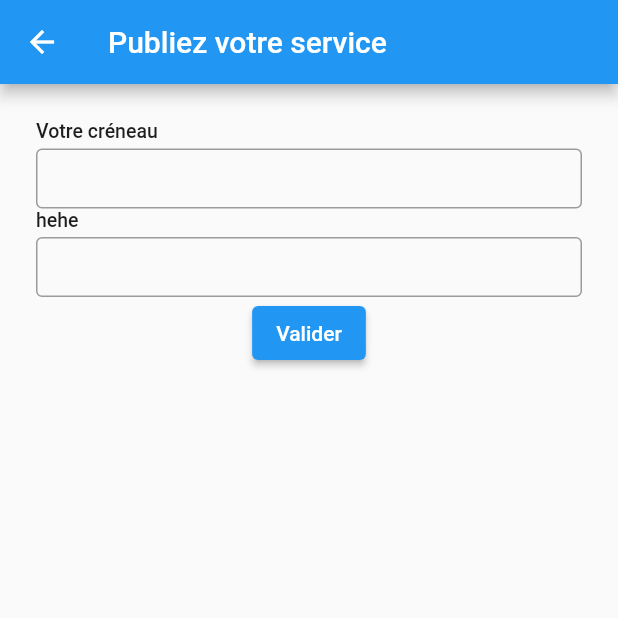
After one commit to pseudoO97/flutterApp, a Flutter app: the FormAddService screen opened by its route, after a tap on "Valider", on a phone screen of 412 x 824 dp, the top half of it. The commit adds this screen. Run offline on Flutter 3.47's test engine with Material 2 defaults, Android fonts, the phone set to English and light mode, and no system bars; our stand-ins replace cloud_firestore, email_validator, firebase_auth, firebase_core, flutter_platform_widgets, getwidget and 1 more; missing offline and left inert: new_version; accounts and stored records are empty.

Commit message:
feat(back): add a service as a professional

```diff
--- a/lib/routes.dart
+++ b/lib/routes.dart
@@ -4,6 +4,7 @@ import 'package:hilmy/ui/auth/register/individual_register.dart';
 import 'package:hilmy/ui/auth/register/professional_register.dart';
 import 'package:hilmy/ui/auth/sign_in_screen.dart';
 import 'package:hilmy/ui/home_screen.dart';
+import 'package:hilmy/ui/professional/form_add_service.dart';
 import 'package:hilmy/ui/splash/splash_screen.dart';
 
 class Routes {
@@ -15,6 +16,7 @@ class Routes {
   static const String bridge = '/choice';
   static const String professionalRegister = '/professionalRegister';
   static const String individualRegister = '/individualRegister';
+  static const String formAddService = '/formAddService';
 
   static final routes = <String, WidgetBuilder>{
     splash: (BuildContext context) => SplashScreen(),
@@ -23,6 +25,8 @@ class Routes {
     bridge: (BuildContext context) => Bridge(),
     professionalRegister : (BuildContext context) => ProfessionalRegister(),
     individualRegister: (BuildContext context) => IndividualRegister(),
+    formAddService: (BuildContext context) => FormAddService(),
+
 
   };
 }
--- a/lib/services/firestore_database.dart
+++ b/lib/services/firestore_database.dart
@@ -79,4 +79,21 @@ class FirestoreDatabase {
           ServiceModel.fromMap(data, documentId),
     );
   }
+
+   Future<void> addService({
+      required String id,
+      }) async =>
+      await _firestoreService.set(
+        path: FirestorePath.service(id),
+        data: {'_created': true, '_date_publication' : Timestamp.now(), 'hour': null, 'hehe': null},
+      );
+    Future<void> updateService({
+        required String attribute,
+      required dynamic value,
+      required String id,
+      }) async =>
+      await _firestoreService.update(
+        path: FirestorePath.service(id),
+        data: {attribute: value},
+      );
 }
--- a/lib/ui/home_screen.dart
+++ b/lib/ui/home_screen.dart
@@ -35,7 +35,11 @@ class _HomeScreenState extends State<HomeScreen> {
                   return const Text("Something went wrong");
                 } else if (snapshot.connectionState == ConnectionState.waiting) {
                   return const Center(
-                    child: Text('Loading...')
+                    child: Scaffold(
+                      body: Center(
+                        child: Text('Loading'),
+                      ),
+                    ),
                   );
                 }
                 final DocumentSnapshot<Object?> user =
--- /dev/null
+++ b/lib/ui/professional/form_add_service.dart
@@ -0,0 +1,43 @@
+import 'package:flutter/material.dart';
+import 'package:hilmy/constants/app_colors.dart';
+import 'package:hilmy/routes.dart';
+import 'package:hilmy/ui/widgets/form/text_input.dart';
+
+class FormAddService extends StatefulWidget {
+  const FormAddService({ Key? key }) : super(key: key);
+
+  @override
+  State<FormAddService> createState() => _FormAddServiceState();
+}
+
+class _FormAddServiceState extends State<FormAddService> {
+  static final _formKey = new GlobalKey<FormState>();
+  @override
+  Widget build(BuildContext context) {
+    return Scaffold(
+      appBar: AppBar(
+        title: const Text('Publiez votre service'),
+      ),
+      body: Padding(
+        padding: const EdgeInsets.all(24.0),
+        child: Form(
+           key: _formKey,
+          child: Column(
+            children: [
+              const TextInput(label: 'Votre créneau', isRequired: false, attribute: 'hour'),
+              const TextInput(label: 'hehe', isRequired: false, attribute: 'hehe'),
+              ElevatedButton(
+          child: const Text('Valider'),
+          onPressed: () => {
+            if (_formKey.currentState!.validate()) {
+              _formKey.currentState!.save(),
+            }
+          },
+        ),
+            ],
+          )
+        ),
+      ),
+    );
+  }
+}
--- a/lib/ui/professional/professional_home.dart
+++ b/lib/ui/professional/professional_home.dart
@@ -2,6 +2,8 @@ import 'package:firebase_auth/firebase_auth.dart';
 import 'package:flutter/material.dart';
 import 'package:hilmy/constants/app_styles.dart';
 import 'package:hilmy/routes.dart';
+import 'package:hilmy/services/firestore_database.dart';
+import 'package:provider/provider.dart';
 
 class Professionalhome extends StatefulWidget {
   final String firstName;
@@ -14,6 +16,8 @@ class Professionalhome extends StatefulWidget {
 class _ProfessionalhomeState extends State<Professionalhome> {
   @override
   Widget build(BuildContext context) {
+    final firestoreDatabase =  Provider.of<FirestoreDatabase>(context, listen: false);
+   final _auth = FirebaseAuth.instance;
     String firstName = widget.firstName;
     return Scaffold(
       appBar: AppBar(
@@ -36,9 +40,17 @@ class _ProfessionalhomeState extends State<Professionalhome> {
       body: Padding(
         padding: const EdgeInsets.all(24.0),
         child: Column(
-          children: const <Widget>[
+          children: <Widget>[
             Center(
-              child: Text('Mettez en ligne votre premier service !'),
+              child: TextButton(
+                 child: const Text('Mettez en ligne votre premier service !'),
+                onPressed: () => {
+                  Navigator.of(context).popAndPushNamed(Routes.formAddService),
+                  firestoreDatabase.addService(
+                      id: _auth.currentUser!.uid
+                    ),
+                  },
+                ),
             )
           ],
         ),
--- /dev/null
+++ b/lib/ui/widgets/form/text_input.dart
@@ -0,0 +1,82 @@
+import 'package:flutter/material.dart';
+import 'package:provider/provider.dart';
+import 'package:hilmy/constants/app_styles.dart';
+import 'package:hilmy/constants/app_colors.dart';
+import 'package:hilmy/services/firestore_database.dart';
+import 'package:firebase_auth/firebase_auth.dart';
+
+class TextInput extends StatelessWidget {
+  final bool isRequired;
+  final String attribute;
+  final String label;
+  final dynamic value;
+  final int? maxLines;
+  final String? hintText;
+
+  const TextInput({
+    Key? key,
+    required this.label,
+    required this.isRequired,
+    required this.attribute,
+    this.value,
+    this.maxLines,
+    this.hintText,
+  }) : super(key: key);
+
+  @override
+  Widget build(BuildContext context) {
+   final firestoreDatabase =  Provider.of<FirestoreDatabase>(context, listen: false);
+   final _auth = FirebaseAuth.instance;
+
+    return Column(
+      crossAxisAlignment: CrossAxisAlignment.start,
+      children: [
+        Text(
+          label,
+          style: darkSubtitleText
+        ),
+       const SizedBox(
+          height: 4,
+        ),
+       Container(
+          height: 40,
+          child: TextFormField( // Permet de raffraîchir
+            initialValue: value ?? '',
+            key: Key(attribute),
+            maxLines: maxLines,
+            decoration: InputDecoration(
+              border: OutlineInputBorder(
+                borderRadius: BorderRadius.circular(4.0),
+                borderSide: BorderSide(
+                  color: kLightGrey.withOpacity(0.8),
+                  width: 1.0,
+                ),
+              ),
+              contentPadding: EdgeInsets.symmetric(
+                vertical: 0,
+                horizontal: 8,
+              ),
+              hintText: hintText,
+              hintStyle: TextStyle(color: kLightGrey),
+            ),
+            style: darkSubtitleText,
+            cursorColor: kLightGreen,
+            onSaved: (value) {
+              firestoreDatabase.updateService(
+                attribute: attribute,
+                value: value,
+                id: _auth.currentUser!.uid
+              );
+            },
+            validator: (value) {
+              if (isRequired == true && (value == null || value.isEmpty)) {
+                return 'Veuillez remplir ce champ';
+              }
+              return null;
+            },
+          ),
+        ),
+      ],
+    );
+  }
+}
```
